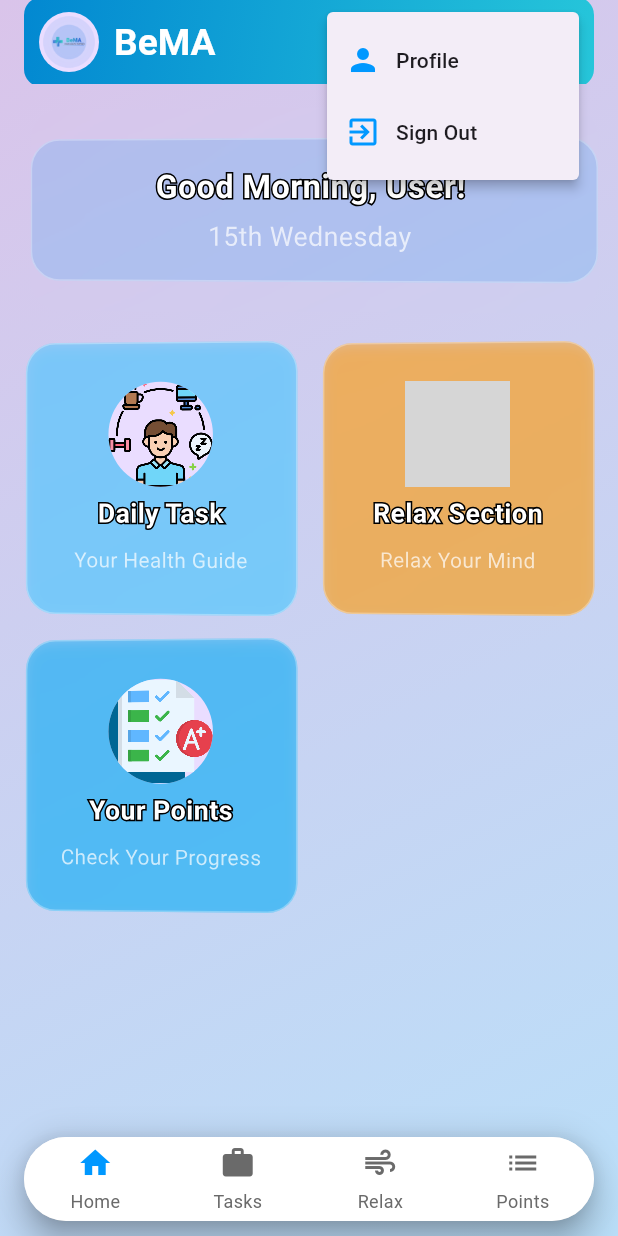
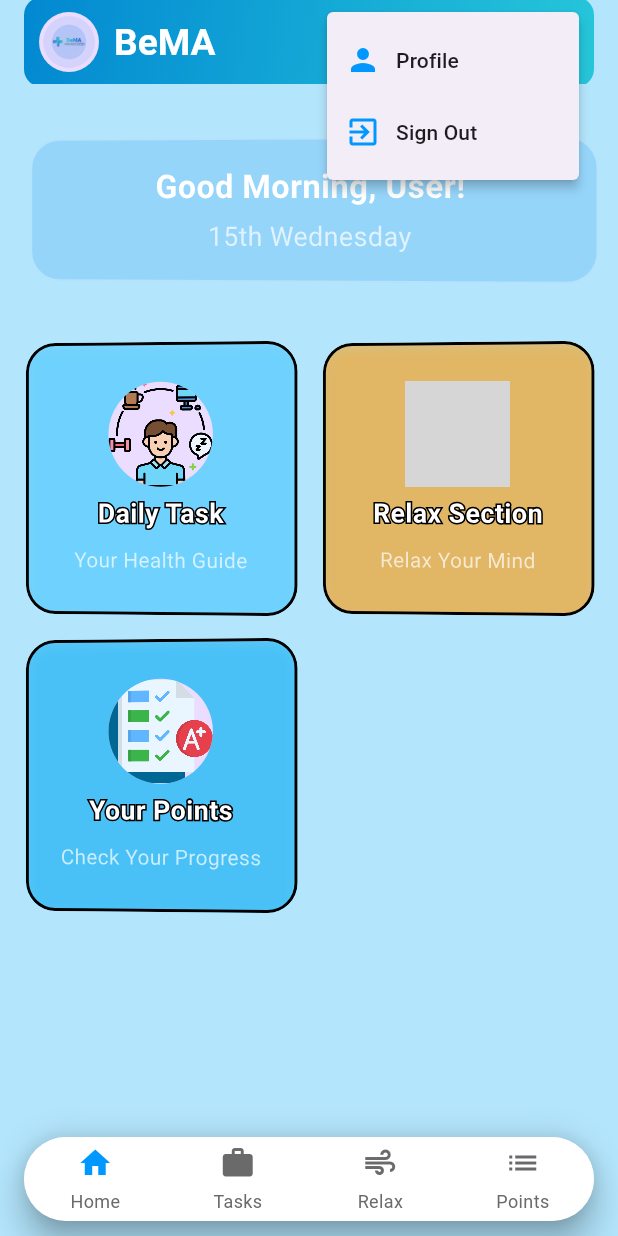
Before and after one commit to riyajidevindu/BeMA_App_V2, a Flutter app: the screen it shows once a user with an empty profile is signed in, after a tap on the "settings" icon, on a phone screen of 412 x 824 dp. Run offline on Flutter 3.47's test engine with Material 3 defaults, Android fonts, the phone set to English and light mode, and no system bars; drawn by our look-alikes of animated_background, animated_text_kit, custom_navigation_bar; our stand-ins replace awesome_snackbar_content, cloud_firestore, connectivity_plus, firebase_auth, firebase_core, firebase_storage and 4 more; missing offline and left inert: model_viewer_plus, record; accounts and stored records are empty; statements that could not run were skipped; grey boxes are pictures that could not be loaded.

Commit message:
Add animations to HomeScreen and BNavbarScreen; implement fade and slide transitions, and integrate animated text for enhanced user engagement

```diff
--- a/bema_application/lib/features/home/screens/home_screen.dart
+++ b/bema_application/lib/features/home/screens/home_screen.dart
@@ -8,6 +8,7 @@ import 'package:flutter/material.dart';
 import 'package:go_router/go_router.dart';
 import 'package:bema_application/routes/route_names.dart';
 import 'package:intl/intl.dart';
+import 'package:animated_text_kit/animated_text_kit.dart';
 
 class HomeScreen extends StatefulWidget {
   const HomeScreen({super.key});
@@ -16,16 +17,37 @@ class HomeScreen extends StatefulWidget {
   State<HomeScreen> createState() => _HomeScreenState();
 }
 
-class _HomeScreenState extends State<HomeScreen> {
+class _HomeScreenState extends State<HomeScreen>
+    with SingleTickerProviderStateMixin {
   final profileService = ProfileService();
   String userName = 'User'; // Default name while loading
   String greetingMessage = 'Good Day'; // Default greeting
   bool isLoading = true; // Track loading state
   String formattedDate = ""; // To hold the formatted date
+  late AnimationController _animationController;
+  late Animation<double> _fadeAnimation;
+  late Animation<Offset> _slideAnimation;
+
+  @override
+  void didChangeDependencies() {
+    super.didChangeDependencies();
+    precacheImage(const AssetImage('assets/tasks.png'), context);
+    precacheImage(const AssetImage('assets/relax.png'), context);
+    precacheImage(const AssetImage('assets/score.png'), context);
+  }
 
   @override
   void initState() {
     super.initState();
+    _animationController = AnimationController(
+      vsync: this,
+      duration: const Duration(milliseconds: 500),
+    );
+    _fadeAnimation =
+        Tween<double>(begin: 0.0, end: 1.0).animate(_animationController);
+    _slideAnimation =
+        Tween<Offset>(begin: const Offset(0, 0.2), end: Offset.zero)
+            .animate(_animationController);
     getUser(); // Fetch user details when the screen loads
     _setGreetingMessage(); // Set the appropriate greeting message
     _setFormattedDate(); // Set the formatted date
@@ -48,6 +70,7 @@ class _HomeScreenState extends State<HomeScreen> {
       setState(() {
         isLoading = false; // Set loading to false once data is fetched
       });
+      _animationController.forward();
     }
   }
 
@@ -139,9 +162,21 @@ class _HomeScreenState extends State<HomeScreen> {
                     child: Column(
                       crossAxisAlignment: CrossAxisAlignment.center,
                       children: [
-                        _buildStrokedText(
+                        AnimatedTextKit(
+                          key: ValueKey<String>(userName),
+                          animatedTexts: [
+                            TypewriterAnimatedText(
                               "$greetingMessage, $userName!",
-                          22,
+                              textStyle: const TextStyle(
+                                fontSize: 22,
+                                color: Colors.white,
+                                fontWeight: FontWeight.bold,
+                              ),
+                              speed: const Duration(milliseconds: 100),
+                              textAlign: TextAlign.center,
+                            ),
+                          ],
+                          isRepeatingAnimation: false,
                         ),
                         const SizedBox(height: 5),
                         Text(
@@ -159,6 +194,13 @@ class _HomeScreenState extends State<HomeScreen> {
             ),
             const SizedBox(height: 20),
             Expanded(
+              child: AnimatedBuilder(
+                animation: _animationController,
+                builder: (context, child) {
+                  return FadeTransition(
+                    opacity: _fadeAnimation,
+                    child: SlideTransition(
+                      position: _slideAnimation,
                       child: GridView.count(
                         crossAxisCount: 2,
                         crossAxisSpacing: 16.0,
@@ -167,43 +209,56 @@ class _HomeScreenState extends State<HomeScreen> {
                           _buildCard(
                             avatar: const CircleAvatar(
                               radius: 35,
-                      backgroundImage: AssetImage('assets/tasks.png'),
+                              backgroundImage:
+                                  AssetImage('assets/tasks.png'),
                             ),
                             title: "Daily Task",
                             subtitle: "Your Health Guide",
                             color: Colors.lightBlueAccent,
                             onTap: () {
                               // Navigate to Daily Task tab (index 3)
-                      context.push('/${RouteNames.bottomNavigationBarScreen}', extra: 1);
+                              context.push(
+                                  '/${RouteNames.bottomNavigationBarScreen}',
+                                  extra: 1);
                             },
                           ),
                           _buildCard(
                             avatar: const CircleAvatar(
                               radius: 35,
-                      backgroundImage: AssetImage('assets/relax.png'),
+                              backgroundImage:
+                                  AssetImage('assets/relax.png'),
                             ),
                             title: "Relax Section",
                             subtitle: "Relax Your Mind",
                             color: Colors.orange,
                             onTap: () {
                               // Navigate to Relax tab (index 1)
-                      context.push('/${RouteNames.bottomNavigationBarScreen}', extra: 2);
+                              context.push(
+                                  '/${RouteNames.bottomNavigationBarScreen}',
+                                  extra: 2);
                             },
                           ),
                           _buildCard(
                             avatar: const CircleAvatar(
                               radius: 35,
-                      backgroundImage: AssetImage('assets/score.png'),
+                              backgroundImage:
+                                  AssetImage('assets/score.png'),
                             ),
                             title: "Your Points",
                             subtitle: "Check Your Progress",
                             color: Colors.lightBlue,
                             onTap: () {
                               // Navigate to Points tab (index 4)
-                      context.push('/${RouteNames.bottomNavigationBarScreen}', extra: 3);
+                              context.push(
+                                  '/${RouteNames.bottomNavigationBarScreen}',
+                                  extra: 3);
                             },
                           ),
                         ],
+                      ),
+                    ),
+                  );
+                },
               ),
             ),
           ],
@@ -242,7 +297,8 @@ class _HomeScreenState extends State<HomeScreen> {
                   color: color.withOpacity(0.2),
                   borderRadius: BorderRadius.circular(20),
                   border: Border.all(
-                    color: Colors.white.withOpacity(0.3),
+                    color: Colors.black,
+                    width: 2,
                   ),
                   boxShadow: [
                     BoxShadow(
--- a/bema_application/lib/features/navbar/bottom_navbar.dart
+++ b/bema_application/lib/features/navbar/bottom_navbar.dart
@@ -1,4 +1,5 @@
 import 'dart:ui';
+import 'package:animated_background/animated_background.dart';
 import 'package:bema_application/common/config/colors.dart';
 import 'package:bema_application/features/home/screens/home_screen.dart';
 import 'package:bema_application/features/intermediate_screens/screens/relax_section_screen.dart';
@@ -16,31 +17,13 @@ class BNavbarScreen extends StatefulWidget {
 }
 
 class _BNavbarScreenState extends State<BNavbarScreen>
-    with SingleTickerProviderStateMixin {
+    with TickerProviderStateMixin {
   late int _selectedIndex;
-  late AnimationController _animationController;
-  late Animation<Color?> _colorAnimation1;
-  late Animation<Color?> _colorAnimation2;
 
   @override
   void initState() {
     super.initState();
     _selectedIndex = widget.initialIndex; // Set the initial index
-
-    _animationController = AnimationController(
-      vsync: this,
-      duration: const Duration(seconds: 5),
-    )..repeat(reverse: true);
-
-    _colorAnimation1 = ColorTween(
-      begin: Colors.lightBlue.shade100,
-      end: Colors.purple.shade100,
-    ).animate(_animationController);
-
-    _colorAnimation2 = ColorTween(
-      begin: Colors.purple.shade100,
-      end: Colors.lightBlue.shade100,
-    ).animate(_animationController);
   }
 
   @override
@@ -70,7 +53,6 @@ class _BNavbarScreenState extends State<BNavbarScreen>
 
   @override
   void dispose() {
-    _animationController.dispose();
     super.dispose();
   }
 
@@ -79,21 +61,30 @@ class _BNavbarScreenState extends State<BNavbarScreen>
     return Scaffold(
       extendBody: true,
       backgroundColor: Colors.transparent,
-      body: AnimatedBuilder(
-        animation: _animationController,
-        builder: (context, child) {
-          return Container(
-            decoration: BoxDecoration(
-              gradient: LinearGradient(
-                colors: [_colorAnimation1.value!, _colorAnimation2.value!],
-                begin: Alignment.topLeft,
-                end: Alignment.bottomRight,
+      body: Stack(
+        children: [
+          Container(
+            color: Colors.lightBlue.shade100,
+          ),
+          AnimatedBackground(
+            behaviour: RandomParticleBehaviour(
+              options: const ParticleOptions(
+                baseColor: Colors.white,
+                spawnOpacity: 0.0,
+                opacityChangeRate: 0.25,
+                minOpacity: 0.1,
+                maxOpacity: 0.4,
+                spawnMinSpeed: 30.0,
+                spawnMaxSpeed: 70.0,
+                spawnMinRadius: 7.0,
+                spawnMaxRadius: 15.0,
+                particleCount: 50,
               ),
             ),
-            child: child,
-          );
-        },
-        child: _widgetOptions.elementAt(_selectedIndex),
+            vsync: this,
+            child: _widgetOptions.elementAt(_selectedIndex),
+          ),
+        ],
       ),
       bottomNavigationBar: Container(
         margin: const EdgeInsets.symmetric(horizontal: 16, vertical: 10),
--- a/bema_application/pubspec.yaml
+++ b/bema_application/pubspec.yaml
@@ -57,10 +57,8 @@ dependencies:
   model_viewer_plus: ^1.9.0
   connectivity_plus: ^7.0.0
   video_player: ^2.9.2
-
-
-
-
+  animated_background: ^2.0.0
+  animated_text_kit: ^4.2.2
 
 dev_dependencies:
   flutter_test:
```
Also changed, not shown: bema_application/pubspec.lock. Lines whose indentation alone changed are shown as unchanged.
